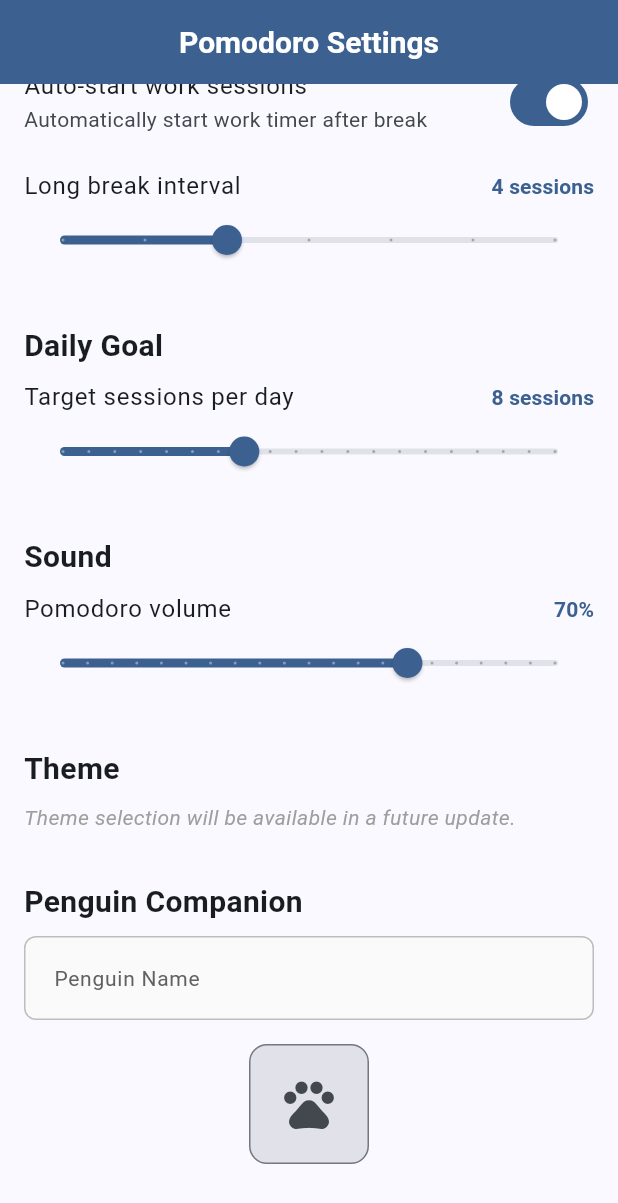
After one commit to ainews1/gentoondar, a Flutter app: the PomodoroSettingsScreen screen opened by its route, scrolled down 316 dp, after a tap on "Auto-start work sessions", on a phone screen of 412 x 824 dp. The commit adds this screen. Shown: the top 1203 px of the screen. Run offline on Flutter 3.47's test engine with Material 3 defaults, Android fonts, the phone set to English and light mode, and no system bars; our stand-ins replace dartz, equatable, fl_chart, flutter_riverpod, go_router, riverpod and 4 more; accounts and stored records are empty.

Commit message:
feat(05-04): add settings screen with all sections and router integration
- PomodoroSettingsScreen with 6 sections: presets, behavior, goal, sound, theme, penguin
- AnimatedSize for custom duration sliders reveal
- SwitchListTile for auto-start breaks/work toggles
- Sliders for long break interval, daily goal, volume
- Penguin name TextField with placeholder preview
- GoRoute /pomodoro-settings registered in AppRouter

```diff
--- a/lib/presentation/navigation/app_router.dart
+++ b/lib/presentation/navigation/app_router.dart
@@ -3,6 +3,7 @@ import 'package:go_router/go_router.dart';
 import 'package:task_calendar_app/domain/entities/task.dart';
 import 'package:task_calendar_app/presentation/screens/task_list_screen.dart';
 import 'package:task_calendar_app/presentation/screens/search_screen.dart';
+import 'package:task_calendar_app/presentation/screens/pomodoro_settings_screen.dart';
 import 'package:task_calendar_app/presentation/widgets/tasks/task_form.dart';
 
 /// Application routing configuration using GoRouter.
@@ -12,6 +13,7 @@ class AppRouter {
   static const String newTask = '/task/new';
   static const String editTask = '/task/edit';
   static const String search = '/search';
+  static const String pomodoroSettings = '/pomodoro-settings';
 
   /// GoRouter configuration with all application routes
   static final GoRouter router = GoRouter(
@@ -69,6 +71,13 @@ class AppRouter {
         path: search,
         name: 'search',
         builder: (context, state) => const SearchScreen(),
+      ),
+
+      // Pomodoro settings route
+      GoRoute(
+        path: pomodoroSettings,
+        name: 'pomodoro_settings',
+        builder: (context, state) => const PomodoroSettingsScreen(),
       ),
     ],
 
@@ -189,6 +198,11 @@ class AppNavigation {
     context.push(AppRouter.search);
   }
 
+  /// Navigate to pomodoro settings screen
+  static void goToPomodoroSettings(BuildContext context) {
+    context.push(AppRouter.pomodoroSettings);
+  }
+
   /// Go back to previous screen
   static void goBack(BuildContext context) {
     if (context.canPop()) {
--- /dev/null
+++ b/lib/presentation/screens/pomodoro_settings_screen.dart
@@ -0,0 +1,291 @@
+import 'package:flutter/material.dart';
+import 'package:flutter_riverpod/flutter_riverpod.dart';
+import 'package:task_calendar_app/presentation/providers/pomodoro_settings_providers.dart';
+import 'package:task_calendar_app/presentation/widgets/pomodoro/preset_selector.dart';
+import 'package:task_calendar_app/presentation/widgets/pomodoro/duration_sliders.dart';
+
+/// Pomodoro settings screen with all configurable options.
+/// Sections: Timer Presets, Session Behavior, Daily Goal, Sound, Theme, Penguin.
+class PomodoroSettingsScreen extends ConsumerWidget {
+  const PomodoroSettingsScreen({super.key});
+
+  @override
+  Widget build(BuildContext context, WidgetRef ref) {
+    final settingsAsync = ref.watch(pomodoroSettingsProvider);
+
+    return Scaffold(
+      appBar: AppBar(
+        title: const Text('Pomodoro Settings'),
+        backgroundColor: Theme.of(context).colorScheme.primary,
+        foregroundColor: Theme.of(context).colorScheme.onPrimary,
+      ),
+      body: settingsAsync.when(
+        loading: () => const Center(child: CircularProgressIndicator()),
+        error: (error, _) => Center(
+          child: Text(
+            'Failed to load settings: $error',
+            style: TextStyle(color: Theme.of(context).colorScheme.error),
+          ),
+        ),
+        data: (settings) {
+          final notifier = ref.read(pomodoroSettingsProvider.notifier);
+
+          return ListView(
+            padding: const EdgeInsets.symmetric(vertical: 16.0),
+            children: [
+              // ===== Section 1: Timer Presets =====
+              const _SectionHeading(title: 'Timer Presets'),
+              const PresetSelector(),
+              AnimatedSize(
+                duration: const Duration(milliseconds: 300),
+                curve: Curves.easeOut,
+                alignment: Alignment.topCenter,
+                child: settings.preset == 'custom'
+                    ? const DurationSliders()
+                    : const SizedBox.shrink(),
+              ),
+
+              const SizedBox(height: 24),
+
+              // ===== Section 2: Session Behavior =====
+              const _SectionHeading(title: 'Session Behavior'),
+              SwitchListTile(
+                title: const Text('Auto-start breaks'),
+                subtitle: const Text(
+                  'Automatically start break timer after work session',
+                ),
+                value: settings.autoStartBreaks,
+                onChanged: (value) {
+                  notifier.updateSettings(
+                    settings.copyWith(autoStartBreaks: value),
+                  );
+                },
+              ),
+              SwitchListTile(
+                title: const Text('Auto-start work sessions'),
+                subtitle: const Text(
+                  'Automatically start work timer after break',
+                ),
+                value: settings.autoStartWork,
+                onChanged: (value) {
+                  notifier.updateSettings(
+                    settings.copyWith(autoStartWork: value),
+                  );
+                },
+              ),
+              Padding(
+                padding: const EdgeInsets.symmetric(horizontal: 16.0),
+                child: Column(
+                  crossAxisAlignment: CrossAxisAlignment.start,
+                  children: [
+                    Row(
+                      mainAxisAlignment: MainAxisAlignment.spaceBetween,
+                      children: [
+                        Text(
+                          'Long break interval',
+                          style: Theme.of(context).textTheme.bodyLarge,
+                        ),
+                        Text(
+                          '${settings.longBreakInterval} sessions',
+                          style:
+                              Theme.of(context).textTheme.labelLarge?.copyWith(
+                                    color:
+                                        Theme.of(context).colorScheme.primary,
+                                    fontWeight: FontWeight.w600,
+                                  ),
+                        ),
+                      ],
+                    ),
+                    Slider(
+                      value: settings.longBreakInterval.toDouble(),
+                      min: 2,
+                      max: 8,
+                      divisions: 6,
+                      label: '${settings.longBreakInterval} sessions',
+                      onChanged: (value) {
+                        notifier.updateSettings(
+                          settings.copyWith(longBreakInterval: value.round()),
+                        );
+                      },
+                    ),
+                  ],
+                ),
+              ),
+
+              const SizedBox(height: 24),
+
+              // ===== Section 3: Daily Goal =====
+              const _SectionHeading(title: 'Daily Goal'),
+              Padding(
+                padding: const EdgeInsets.symmetric(horizontal: 16.0),
+                child: Column(
+                  crossAxisAlignment: CrossAxisAlignment.start,
+                  children: [
+                    Row(
+                      mainAxisAlignment: MainAxisAlignment.spaceBetween,
+                      children: [
+                        Text(
+                          'Target sessions per day',
+                          style: Theme.of(context).textTheme.bodyLarge,
+                        ),
+                        Text(
+                          '${settings.dailyGoal} sessions',
+                          style:
+                              Theme.of(context).textTheme.labelLarge?.copyWith(
+                                    color:
+                                        Theme.of(context).colorScheme.primary,
+                                    fontWeight: FontWeight.w600,
+                                  ),
+                        ),
+                      ],
+                    ),
+                    Slider(
+                      value: settings.dailyGoal.toDouble(),
+                      min: 1,
+                      max: 20,
+                      divisions: 19,
+                      label: '${settings.dailyGoal} sessions',
+                      onChanged: (value) {
+                        notifier.updateSettings(
+                          settings.copyWith(dailyGoal: value.round()),
+                        );
+                      },
+                    ),
+                  ],
+                ),
+              ),
+
+              const SizedBox(height: 24),
+
+              // ===== Section 4: Sound =====
+              const _SectionHeading(title: 'Sound'),
+              Padding(
+                padding: const EdgeInsets.symmetric(horizontal: 16.0),
+                child: Column(
+                  crossAxisAlignment: CrossAxisAlignment.start,
+                  children: [
+                    Row(
+                      mainAxisAlignment: MainAxisAlignment.spaceBetween,
+                      children: [
+                        Text(
+                          'Pomodoro volume',
+                          style: Theme.of(context).textTheme.bodyLarge,
+                        ),
+                        Text(
+                          '${(settings.volume * 100).round()}%',
+                          style:
+                              Theme.of(context).textTheme.labelLarge?.copyWith(
+                                    color:
+                                        Theme.of(context).colorScheme.primary,
+                                    fontWeight: FontWeight.w600,
+                                  ),
+                        ),
+                      ],
+                    ),
+                    Slider(
+                      value: settings.volume,
+                      min: 0.0,
+                      max: 1.0,
+                      divisions: 20,
+                      label: '${(settings.volume * 100).round()}%',
+                      onChanged: (value) {
+                        notifier.updateVolume(value);
+                      },
+                    ),
+                  ],
+                ),
+              ),
+
+              const SizedBox(height: 24),
+
+              // ===== Section 5: Theme (Placeholder for Plan 05) =====
+              const _SectionHeading(title: 'Theme'),
+              const Padding(
+                padding: EdgeInsets.symmetric(horizontal: 16.0),
+                child: Text(
+                  'Theme selection will be available in a future update.',
+                  style: TextStyle(
+                    fontStyle: FontStyle.italic,
+                    color: Colors.grey,
+                  ),
+                ),
+              ),
+
+              const SizedBox(height: 24),
+
+              // ===== Section 6: Penguin =====
+              const _SectionHeading(title: 'Penguin Companion'),
+              Padding(
+                padding: const EdgeInsets.symmetric(horizontal: 16.0),
+                child: Column(
+                  crossAxisAlignment: CrossAxisAlignment.start,
+                  children: [
+                    TextField(
+                      controller: TextEditingController(
+                        text: settings.penguinName,
+                      ),
+                      decoration: const InputDecoration(
+                        labelText: 'Penguin Name',
+                        hintText: 'Enter a name for your penguin',
+                      ),
+                      onSubmitted: (value) {
+                        if (value.trim().isNotEmpty) {
+                          notifier.updatePenguinName(value.trim());
+                        }
+                      },
+                    ),
+                    const SizedBox(height: 16),
+                    // Placeholder for penguin preview (filled in Plan 06)
+                    Center(
+                      child: Container(
+                        width: 80,
+                        height: 80,
+                        decoration: BoxDecoration(
+                          color: Theme.of(context)
+                              .colorScheme
+                              .surfaceContainerHighest,
+                          borderRadius: BorderRadius.circular(12),
+                          border: Border.all(
+                            color: Theme.of(context).colorScheme.outline,
+                          ),
+                        ),
+                        child: Icon(
+                          Icons.pets,
+                          size: 40,
+                          color: Theme.of(context).colorScheme.onSurfaceVariant,
+                        ),
+                      ),
+                    ),
+                  ],
+                ),
+              ),
+
+              const SizedBox(height: 32),
+            ],
+          );
+        },
+      ),
+    );
+  }
+}
+
+/// Section heading widget with consistent styling.
+class _SectionHeading extends StatelessWidget {
+  final String title;
+
+  const _SectionHeading({required this.title});
+
+  @override
+  Widget build(BuildContext context) {
+    return Padding(
+      padding: const EdgeInsets.symmetric(horizontal: 16.0, vertical: 8.0),
+      child: Text(
+        title,
+        style: const TextStyle(
+          fontSize: 20,
+          fontWeight: FontWeight.w600,
+        ),
+      ),
+    );
+  }
+}
```
